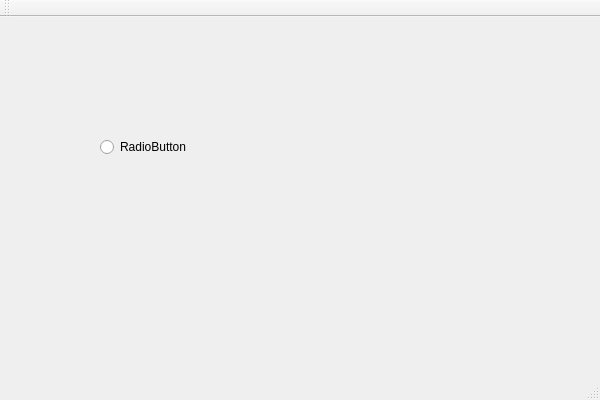
The window that QtWidgetsApplication1.ui (SergeyRush1/QtWin) describes before a commit, drawn with Qt 5.
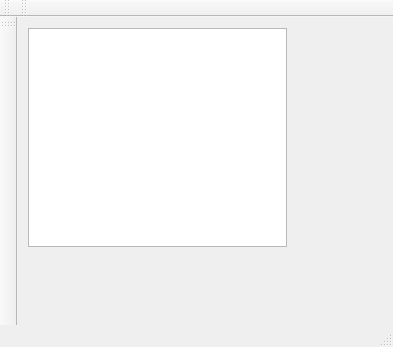
The same window after the commit.

```diff
--- a/QtWidgetsApplication1.ui
+++ b/QtWidgetsApplication1.ui
@@ -6,26 +6,34 @@
    <rect>
     <x>0</x>
     <y>0</y>
-    <width>600</width>
-    <height>400</height>
+    <width>393</width>
+    <height>347</height>
    </rect>
   </property>
+  <property name="sizePolicy">
+   <sizepolicy hsizetype="Preferred" vsizetype="Preferred">
+    <horstretch>0</horstretch>
+    <verstretch>0</verstretch>
+   </sizepolicy>
+  </property>
   <property name="windowTitle">
    <string>QtWidgetsApplication1</string>
   </property>
   <widget class="QWidget" name="centralWidget">
-   <widget class="QRadioButton" name="radioButton">
+   <widget class="QWidget" name="verticalLayoutWidget">
     <property name="geometry">
      <rect>
-      <x>100</x>
-      <y>120</y>
-      <width>89</width>
-      <height>20</height>
+      <x>0</x>
+      <y>0</y>
+      <width>281</width>
+      <height>241</height>
      </rect>
     </property>
-    <property name="text">
-     <string>RadioButton</string>
-    </property>
+    <layout class="QVBoxLayout" name="verticalLayout">
+     <item>
+      <widget class="QTextBrowser" name="textBrowser"/>
+     </item>
+    </layout>
    </widget>
   </widget>
   <widget class="QMenuBar" name="menuBar">
@@ -47,6 +55,28 @@
    </attribute>
   </widget>
   <widget class="QStatusBar" name="statusBar"/>
+  <widget class="QToolBar" name="toolBar">
+   <property name="windowTitle">
+    <string>toolBar</string>
+   </property>
+   <attribute name="toolBarArea">
+    <enum>TopToolBarArea</enum>
+   </attribute>
+   <attribute name="toolBarBreak">
+    <bool>false</bool>
+   </attribute>
+  </widget>
+  <widget class="QToolBar" name="toolBar_2">
+   <property name="windowTitle">
+    <string>toolBar_2</string>
+   </property>
+   <attribute name="toolBarArea">
+    <enum>LeftToolBarArea</enum>
+   </attribute>
+   <attribute name="toolBarBreak">
+    <bool>false</bool>
+   </attribute>
+  </widget>
  </widget>
  <layoutdefault spacing="6" margin="11"/>
  <resources>
```
Left out of the diff: 2 changed lines with no effect on the pictures.
